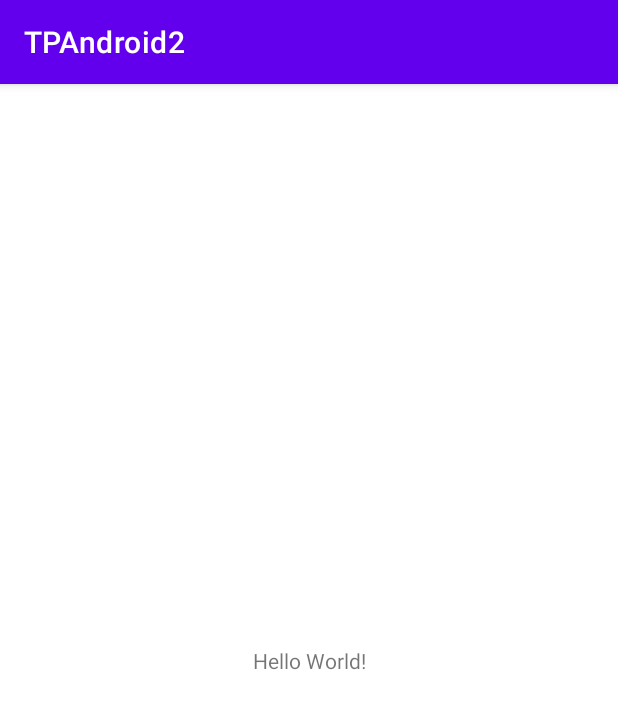
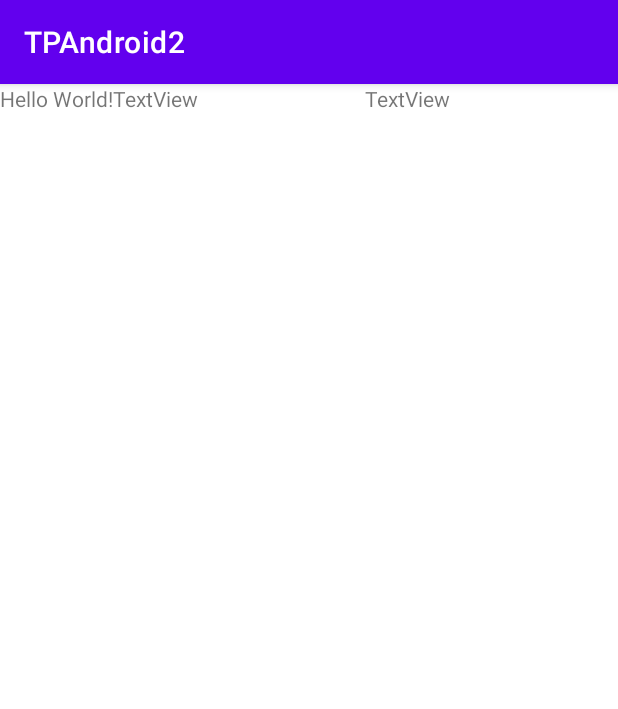
Before and after one commit to gretandroid/TP2Android, an Android app: the screen it shows after launch (MainActivity), on a phone screen of 412 x 824 dp. Shown: the top 709 px of the screen. Run offline under Robolectric (Android 15) with nearby library versions, the phone set to English and light mode, and no system bars.

Commit message:
linearlayout et ajout de text view

```diff
--- a/app/src/main/res/layout/activity_main.xml
+++ b/app/src/main/res/layout/activity_main.xml
@@ -1,5 +1,5 @@
 <?xml version="1.0" encoding="utf-8"?>
-<androidx.constraintlayout.widget.ConstraintLayout xmlns:android="http://schemas.android.com/apk/res/android"
+<LinearLayout xmlns:android="http://schemas.android.com/apk/res/android"
     xmlns:app="http://schemas.android.com/apk/res-auto"
     xmlns:tools="http://schemas.android.com/tools"
     android:layout_width="match_parent"
@@ -9,10 +9,20 @@
     <TextView
         android:layout_width="wrap_content"
         android:layout_height="wrap_content"
-        android:text="Hello World!"
-        app:layout_constraintBottom_toBottomOf="parent"
-        app:layout_constraintLeft_toLeftOf="parent"
-        app:layout_constraintRight_toRightOf="parent"
-        app:layout_constraintTop_toTopOf="parent" />
+        android:text="Hello World!" />
 
-</androidx.constraintlayout.widget.ConstraintLayout>
+    <TextView
+        android:id="@+id/textView"
+        android:layout_width="wrap_content"
+        android:layout_height="wrap_content"
+        android:layout_weight="1"
+        android:text="TextView" />
+
+    <TextView
+        android:id="@+id/textView2"
+        android:layout_width="wrap_content"
+        android:layout_height="wrap_content"
+        android:layout_weight="1"
+        android:text="TextView" />
+
+</LinearLayout>
```
